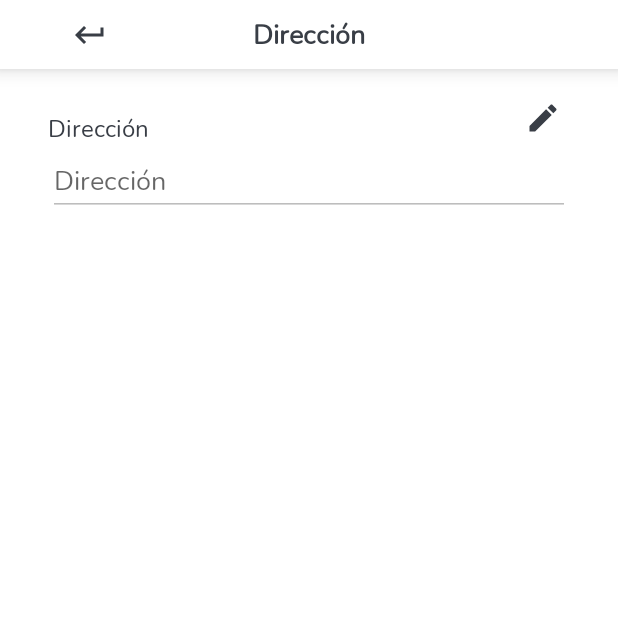
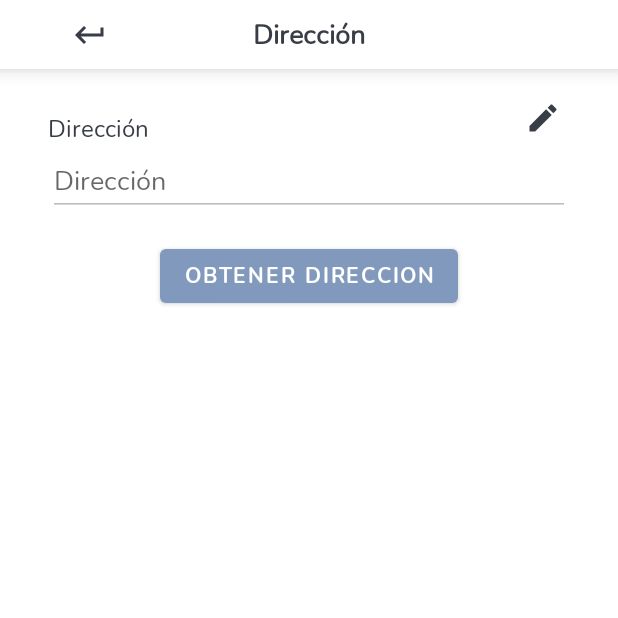
Before and after one commit to marmelendez/moda-store-android-app, an Android app: the ConfigAddressActivity screen opened directly, with no data from a screen before it, on a phone screen of 412 x 824 dp, the top half of it. Run offline under Robolectric (Android 15) with nearby library versions, the phone set to English and light mode, and no system bars.

Commit message:
Ask for location permission

```diff
--- a/app/build.gradle
+++ b/app/build.gradle
@@ -48,6 +48,7 @@ dependencies {
     implementation "androidx.fragment:fragment-ktx:1.3.6"
     implementation'com.airbnb.android:lottie:3.4.2'
     implementation 'com.google.firebase:firebase-auth-ktx:21.0.1'
+    implementation 'com.google.android.gms:play-services-location:18.0.0'
     androidTestImplementation 'androidx.test.ext:junit:1.1.3'
     androidTestImplementation 'androidx.test.espresso:espresso-core:3.4.0'
     implementation "org.jetbrains.kotlin:kotlin-stdlib:$kotlin_version"
--- a/app/src/main/AndroidManifest.xml
+++ b/app/src/main/AndroidManifest.xml
@@ -4,6 +4,8 @@
     package="org.bedu.modastoreapp">
 
     <uses-permission android:name="android.permission.INTERNET" />
+    <uses-permission android:name="android.permission.ACCESS_COARSE_LOCATION"/>
+    <uses-permission android:name="android.permission.ACCESS_FINE_LOCATION"/>
 
     <application
         android:allowBackup="true"
--- a/app/src/main/java/org/bedu/modastoreapp/ConfigAddressActivity.kt
+++ b/app/src/main/java/org/bedu/modastoreapp/ConfigAddressActivity.kt
@@ -1,23 +1,36 @@
 package org.bedu.modastoreapp
 
+import android.Manifest
 import android.animation.AnimatorInflater
+import android.annotation.SuppressLint
 import android.app.AlertDialog
+import android.content.Context
 import android.content.Intent
+import android.content.pm.PackageManager
+import android.location.LocationManager
 import androidx.appcompat.app.AppCompatActivity
 import android.os.Bundle
 import android.text.Editable
 import android.text.TextWatcher
 import android.widget.Button
 import android.widget.EditText
+import android.widget.TextView
 import android.widget.Toast
+import androidx.core.app.ActivityCompat
 import androidx.core.view.isVisible
+import com.google.android.gms.location.FusedLocationProviderClient
+import com.google.android.gms.location.LocationServices
 import org.bedu.modastoreapp.modelos.RegisteredUser
 
 class ConfigAddressActivity : AppCompatActivity() {
     private lateinit var returnIcon: Button
     private lateinit var editAddress: Button
+    private lateinit var obtenerDireccion: Button
     private lateinit var inputAddress: EditText
     private lateinit var updateButton: Button
+    private lateinit var tvLatitude: TextView
+    private lateinit var tvLongitude: TextView
+    private lateinit var mFusedLocationClient : FusedLocationProviderClient
 
     override fun onCreate(savedInstanceState: Bundle?) {
         super.onCreate(savedInstanceState)
@@ -26,11 +39,18 @@ class ConfigAddressActivity : AppCompatActivity() {
         returnIcon = findViewById(R.id.config_address_btn_return)
         editAddress = findViewById(R.id.config_address_btn_edit_address)
         inputAddress = findViewById(R.id.config_address_input_address)
+        obtenerDireccion = findViewById(R.id.config_adress_btn_obtener)
         updateButton = findViewById(R.id.config_adress_btn_update)
 
         val bundle = intent.extras
         val username = bundle?.getString(USERNAME)
         val regUser = MYSTORE.getUserName(username.toString())
+        mFusedLocationClient = LocationServices.getFusedLocationProviderClient(this)
+
+        obtenerDireccion.setOnClickListener {
+            getLocation()
+        }
+        //getLocation()
 
         returnIcon.setOnClickListener {
             val bundle = Bundle()
@@ -96,4 +116,45 @@ class ConfigAddressActivity : AppCompatActivity() {
             start()
         }
     }
+
+    @SuppressLint("MissingPermission", "SetTextI18n")
+    private fun getLocation() {
+        if (checkPermissions()) {
+            if (isLocationEnabled()) {
+                mFusedLocationClient.lastLocation.addOnSuccessListener (this){
+                    inputAddress.isEnabled = true
+                    updateButton.isVisible = true
+                    inputAddress.setText("${it?.latitude.toString()}   ${it?.longitude.toString()}")
+                }
+            }
+        } else {
+            requestPermission()
+
+        }
+    }
+
+    private fun requestPermission() {
+        ActivityCompat.requestPermissions(
+            this,
+            arrayOf(Manifest.permission.ACCESS_COARSE_LOCATION, Manifest.permission.ACCESS_FINE_LOCATION),
+            PERMISSION_ID)
+    }
+
+    private fun isLocationEnabled() : Boolean {
+        val locationManager = getSystemService(Context.LOCATION_SERVICE) as LocationManager
+        return locationManager.isProviderEnabled(LocationManager.GPS_PROVIDER)
+    }
+
+    companion object{
+        const val PERMISSION_ID = 33
+    }
+
+    private fun checkGranted(permission : String) : Boolean {
+        return ActivityCompat.checkSelfPermission(this, permission) == PackageManager.PERMISSION_GRANTED
+    }
+
+    private fun checkPermissions(): Boolean {
+        return ( checkGranted(Manifest.permission.ACCESS_COARSE_LOCATION) &&
+                checkGranted(Manifest.permission.ACCESS_COARSE_LOCATION) )
+    }
 }
--- a/app/src/main/res/layout/activity_config_address.xml
+++ b/app/src/main/res/layout/activity_config_address.xml
@@ -75,6 +75,17 @@
         app:layout_constraintTop_toBottomOf="@+id/config_address_label_address" />
 
     <Button
+        android:id="@+id/config_adress_btn_obtener"
+        android:layout_width="wrap_content"
+        android:layout_height="wrap_content"
+        android:layout_margin="16dp"
+        android:fontFamily="@font/nunitobold"
+        android:text="Obtener direccion"
+        app:layout_constraintEnd_toEndOf="parent"
+        app:layout_constraintStart_toStartOf="parent"
+        app:layout_constraintTop_toBottomOf="@+id/config_address_input_address" />
+
+    <Button
         android:id="@+id/config_adress_btn_update"
         android:layout_width="wrap_content"
         android:layout_height="wrap_content"
@@ -84,6 +95,6 @@
         android:visibility="invisible"
         app:layout_constraintEnd_toEndOf="parent"
         app:layout_constraintStart_toStartOf="parent"
-        app:layout_constraintTop_toBottomOf="@+id/config_address_input_address" />
+        app:layout_constraintTop_toBottomOf="@+id/config_adress_btn_obtener" />
 
 </androidx.constraintlayout.widget.ConstraintLayout>
```
